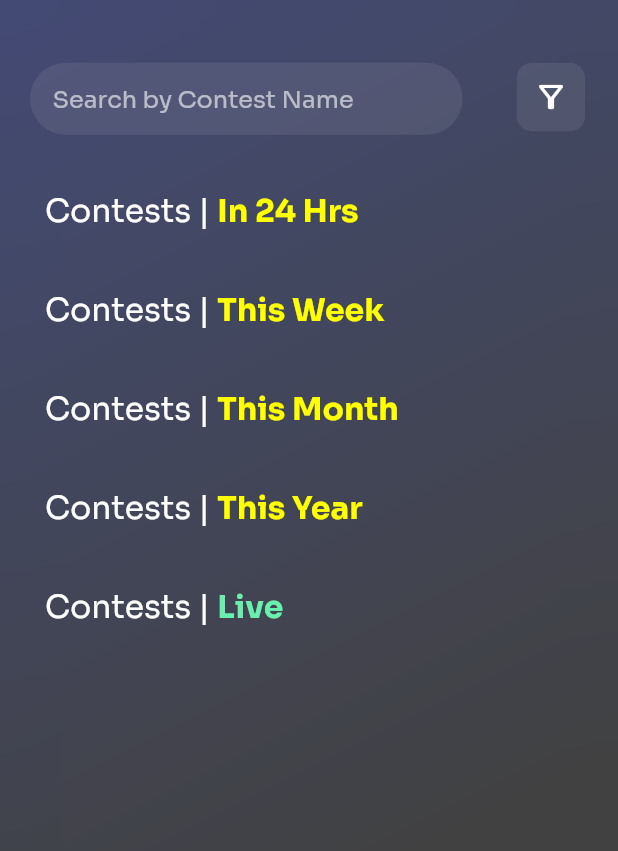
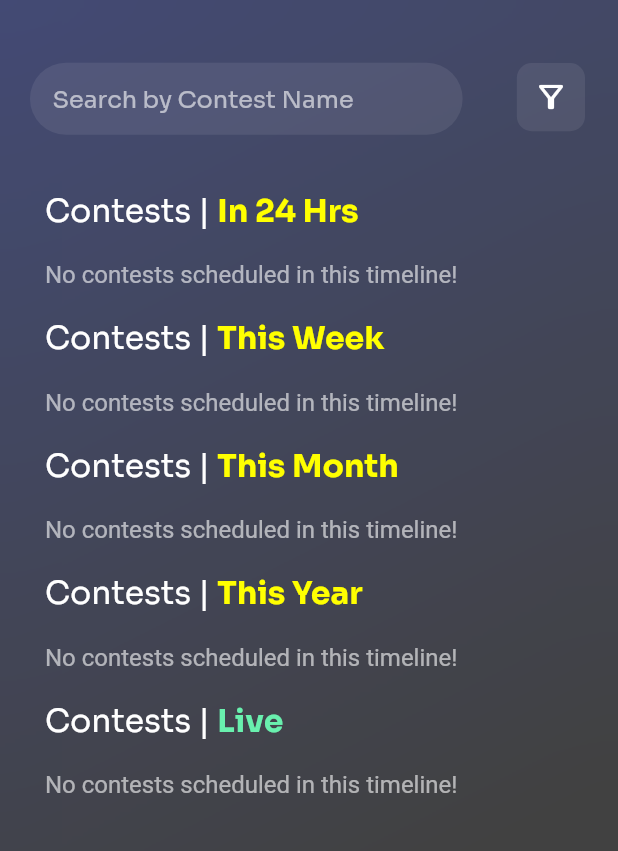
Before and after one commit to scoobhidu/CodeCalenderV2, a Flutter app: the MainContestViewScreen screen opened directly with empty values, on a phone screen of 412 x 824 dp. Shown: the top 851 px of the screen. Run offline on Flutter 3.47's test engine with Material 2 defaults, Android fonts, the phone set to English and light mode, and no system bars; our stand-ins replace cached_network_image, card_swiper, cloud_firestore, connectivity_plus, firebase_auth, firebase_core and 6 more; missing offline and left inert: add_2_calendar; accounts and stored records are empty.

```diff
--- a/lib/presentation/contestLoading_Screen/controller/contestLoading_controller.dart
+++ b/lib/presentation/contestLoading_Screen/controller/contestLoading_controller.dart
@@ -1,5 +1,6 @@
 import 'dart:convert';
 
+import 'package:codecalenderv2/core/utils/progress_dialog_utils.dart';
 import 'package:codecalenderv2/data/models/AllContestsModel/AllContestsModel.dart';
 import 'package:codecalenderv2/presentation/mainContestView_Screen/widgets/contestButtons.dart';
 
@@ -22,6 +23,7 @@ class ContestLoadingController extends GetxController {
 
   void onInit() async {
     super.onInit();
+
     List<Contests> cc = await fetchCodechefContests();
     List<Contests> cf = await fetchCodeforcesContests();
     List<Contests> lc = await fetchLeetcodeContests();
--- a/lib/presentation/mainContestView_Screen/mainContestView_screen.dart
+++ b/lib/presentation/mainContestView_Screen/mainContestView_screen.dart
@@ -2,6 +2,7 @@ import 'dart:ui';
 
 import 'package:codecalenderv2/presentation/mainContestView_Screen/widgets/ButtonDetailWidgets.dart';
 import 'package:codecalenderv2/presentation/mainContestView_Screen/widgets/buttonGridView.dart';
+import 'package:codecalenderv2/presentation/mainContestView_Screen/widgets/noContestsWidget.dart';
 import 'package:codecalenderv2/presentation/mainContestView_Screen/widgets/textWidgets.dart';
 
 import '../../widgets/custom_platform_button.dart';
@@ -377,6 +378,8 @@ class MainContestViewScreen extends GetWidget<MainContestViewController> {
                                 LabelHeading(h1: "Contests | ",
                                   h2: "In 24 Hrs",
                                   color: Colors.yellowAccent,),
+                                controller.contestWidgetLists.contestsIn24Hrs?.length == 0?
+                                no_contests_widget() :
                                 ButtonGridView(
                                     contestButtons: controller
                                         .contestWidgetLists
@@ -384,6 +387,8 @@ class MainContestViewScreen extends GetWidget<MainContestViewController> {
                                 LabelHeading(h1: "Contests | ",
                                   h2: "This Week",
                                   color: Colors.yellowAccent,),
+                                controller.contestWidgetLists.contestsThisWeek?.length == 0?
+                                no_contests_widget() :
                                 ButtonGridView(
                                     contestButtons: controller
                                         .contestWidgetLists
@@ -391,6 +396,8 @@ class MainContestViewScreen extends GetWidget<MainContestViewController> {
                                 LabelHeading(h1: "Contests | ",
                                   h2: "This Month",
                                   color: Colors.yellowAccent,),
+                                controller.contestWidgetLists.contestsThisMonth?.length == 0?
+                                no_contests_widget() :
                                 ButtonGridView(
                                     contestButtons: controller
                                         .contestWidgetLists
@@ -398,6 +405,8 @@ class MainContestViewScreen extends GetWidget<MainContestViewController> {
                                 LabelHeading(h1: "Contests | ",
                                   h2: "This Year",
                                   color: Colors.yellowAccent,),
+                                controller.contestWidgetLists.contestsThisYear?.length == 0?
+                                no_contests_widget() :
                                 ButtonGridView(
                                     contestButtons: controller
                                         .contestWidgetLists
@@ -405,6 +414,8 @@ class MainContestViewScreen extends GetWidget<MainContestViewController> {
                                 LabelHeading(h1: "Contests | ",
                                   h2: "Live",
                                   color: Colors.greenAccent,),
+                                controller.contestWidgetLists.liveContests?.length == 0?
+                                no_contests_widget() :
                                 ButtonGridView(
                                     contestButtons: controller
                                         .contestWidgetLists
@@ -416,20 +427,15 @@ class MainContestViewScreen extends GetWidget<MainContestViewController> {
                           return Obx(
                             () {
                               if(controller.allContests.value.length == 0){
-                                return Container(
-                                  child: Center(
-                                    child: Text('No contests to show!', style: TextStyle(
-                                        color: Colors.white60,
-                                        fontSize: 16
-                                      ),
-                                    ),
-                                  ),
+                                return no_contests_widget();
+                              } else {
+                                return Obx(() =>
+                                    ButtonGridView(
+                                        contestButtons: controller
+                                            .allContestsButtons.value
+                                    )
                                 );
                               }
-                              return Obx(() => ButtonGridView(
-                                  contestButtons: controller.allContestsButtons.value
-                                )
-                              );
                             }
                           );
                         } else {
--- /dev/null
+++ b/lib/presentation/mainContestView_Screen/widgets/noContestsWidget.dart
@@ -0,0 +1,22 @@
+import 'package:flutter/material.dart';
+
+class no_contests_widget extends StatelessWidget {
+  const no_contests_widget({
+    Key? key,
+  }) : super(key: key);
+
+  @override
+  Widget build(BuildContext context) {
+    return Container(
+      margin: EdgeInsets.only(left: 10),
+      child: Align(
+        alignment: Alignment.centerLeft,
+        child: Text('No contests scheduled in this timeline!', style: TextStyle(
+            color: Colors.white60,
+            fontSize: 16
+        ),
+        ),
+      ),
+    );
+  }
+}
--- a/lib/presentation/onboardingForm_screen/controller/onboardingForm_controller.dart
+++ b/lib/presentation/onboardingForm_screen/controller/onboardingForm_controller.dart
@@ -2,6 +2,7 @@ import 'package:cloud_firestore/cloud_firestore.dart';
 import 'package:firebase_core/firebase_core.dart';
 import 'package:firebase_auth/firebase_auth.dart';
 import 'package:google_sign_in/google_sign_in.dart';
+import 'package:hive/hive.dart';
 
 import '../../../data/models/GoogleSigninObjectModel/googleSignInObjectModel.dart';
 import '../../../data/models/platformUserNameModels/platformUsernameModel.dart';
@@ -66,7 +67,10 @@ class OnboardingFormController extends GetxController {
     FirebaseFirestore.instance.collection('user')
         .doc(PrefUtils().getUserGoogleDisplayName().toString())
         .set(user.toJson())
-        .then((value) {
+        .then((value) async {
+            var state = await Hive.openBox('currentState');
+            state.put('loggedState', 'true');
+
             print('${user.toJson()} added');
             onTapBtnProceed();
           }
--- a/pubspec.yaml
+++ b/pubspec.yaml
@@ -23,6 +23,7 @@ dependencies:
   webview_flutter: ^3.0.4
   flutter_automation: ^2.0.0
   add_2_calendar: ^2.1.3
+  hive: ^2.2.3
 
 executables:
   codecalenderv2-v1.0.0+2
```
Also changed, not shown: lib/main.dart (+17 -2 lines), pubspec.lock, 2 other files.
